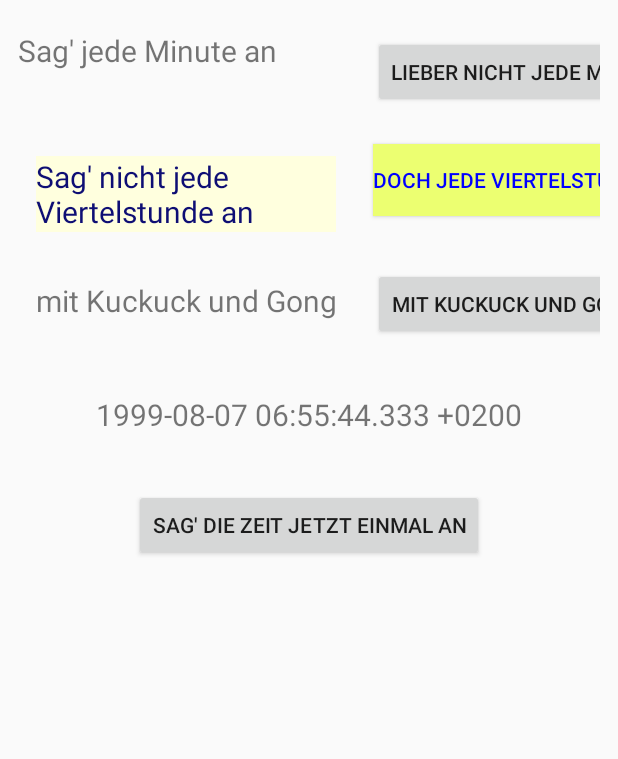
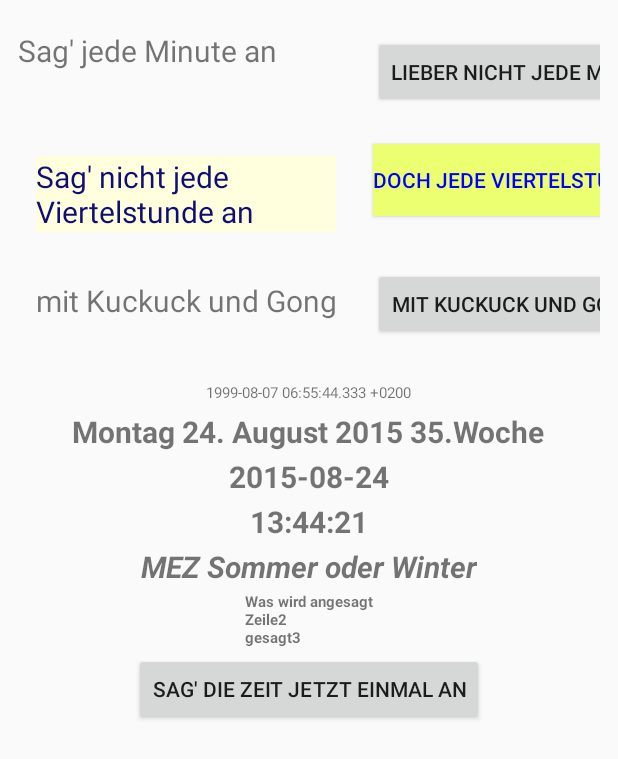
Before and after one commit to gerdkolano/Uhr, an Android app: the layout activity_main.xml on its own in the app's theme, with its tools: preview values and no code run, on a phone screen of 412 x 824 dp. Shown: the top 759 px of the screen. Run offline under Robolectric (Android 15) with nearby library versions, the phone set to English and light mode, and no system bars.

```diff
--- /dev/null
+++ b/app/src/main/java/net/za/dyndns/gerd/uhr/Version.java
@@ -0,0 +1,4 @@
+package net.za.dyndns.gerd.uhr;
+ public class Version {
+  public String buildZeit = "2015-08-24 20.55.15";
+}
--- a/app/src/main/res/layout/activity_main.xml
+++ b/app/src/main/res/layout/activity_main.xml
@@ -62,7 +62,7 @@
       />
 
     <Button
-      android:id="@+id/kuckuck"
+      android:id="@+id/mitKuckuck"
       android:layout_width="wrap_content"
       android:layout_height="wrap_content"
       android:text="@string/mitKuckuck"
@@ -72,24 +72,84 @@
   </GridLayout>
 
   <TextView
-    android:id="@+id/textInfo"
+    android:id="@+id/zeitKomplett"
     android:layout_width="wrap_content"
     android:layout_height="wrap_content"
     android:text="@string/einDatum"
-    android:textSize="20sp"
+    android:textSize="10sp"
     android:layout_below="@+id/GridLayout1"
-    android:layout_margin="12dp"
+    android:layout_margin="4dp"
     android:layout_centerHorizontal="true"
     />
 
+  <TextView
+    android:id="@+id/inWorten"
+    android:layout_width="wrap_content"
+    android:layout_height="wrap_content"
+    android:text="Montag 24. August 2015 35.Woche"
+    android:textStyle="bold"
+    android:textSize="20sp"
+    android:layout_below="@+id/zeitKomplett"
+    android:layout_margin="1dp"
+    android:layout_centerHorizontal="true"
+    />
+
+  <TextView
+    android:id="@+id/heute"
+    android:layout_width="wrap_content"
+    android:layout_height="wrap_content"
+    android:text="2015-08-24"
+    android:textStyle="bold"
+    android:textSize="20sp"
+    android:layout_below="@+id/inWorten"
+    android:layout_margin="1dp"
+    android:layout_centerHorizontal="true"
+    />
+
+  <TextView
+    android:id="@+id/stunde"
+    android:layout_width="wrap_content"
+    android:layout_height="wrap_content"
+    android:text="13:44:21"
+    android:textStyle="bold"
+    android:textSize="20sp"
+    android:layout_below="@+id/heute"
+    android:layout_margin="1dp"
+    android:layout_centerHorizontal="true"
+    />
+
+  <TextView
+    android:id="@+id/zeitzone"
+    android:layout_width="wrap_content"
+    android:layout_height="wrap_content"
+    android:text="MEZ Sommer oder Winter"
+    android:textStyle="bold|italic"
+    android:textSize="20sp"
+    android:layout_below="@+id/stunde"
+    android:layout_margin="1dp"
+    android:layout_centerHorizontal="true"
+    />
+
+  <TextView
+    android:id="@+id/einstellungen"
+    android:layout_width="wrap_content"
+    android:layout_height="wrap_content"
+    android:text="Was wird angesagt\nZeile2\ngesagt3"
+    android:textStyle="bold"
+    android:fontFamily="sans-serif"
+    android:textSize="10sp"
+    android:layout_below="@+id/zeitzone"
+    android:layout_margin="1dp"
+    android:layout_centerHorizontal="true"
+    />
 
   <Button
-    android:id="@+id/einMal"
+    android:id="@+id/nurEinMal"
     android:layout_width="wrap_content"
     android:layout_height="wrap_content"
-    android:layout_below="@+id/textInfo"
+    android:layout_below="@+id/einstellungen"
     android:layout_centerHorizontal="true"
-    android:layout_marginTop="24dp"
+    android:layout_marginTop="2dp"
     android:text="@string/sagDieZeitEinmal"
     />
 
```
Also changed, not shown: app/build.gradle (+38 -5 lines), app/src/main/java/net/za/dyndns/gerd/uhr/Ansager.java (+62 -17 lines), app/src/main/java/net/za/dyndns/gerd/uhr/DochOderNicht.java (added, +26 -0 lines), app/src/main/java/net/za/dyndns/gerd/uhr/MainActivity.java (+59 -20 lines), app/src/main/res/mipmap-hdpi/ic_launcher.png, app/src/main/res/mipmap-mdpi/ic_launcher.png, app/src/main/res/mipmap-xhdpi/ic_launcher.png, app/src/main/res/mipmap-xxhdpi/ic_launcher.png, 1 other file.
